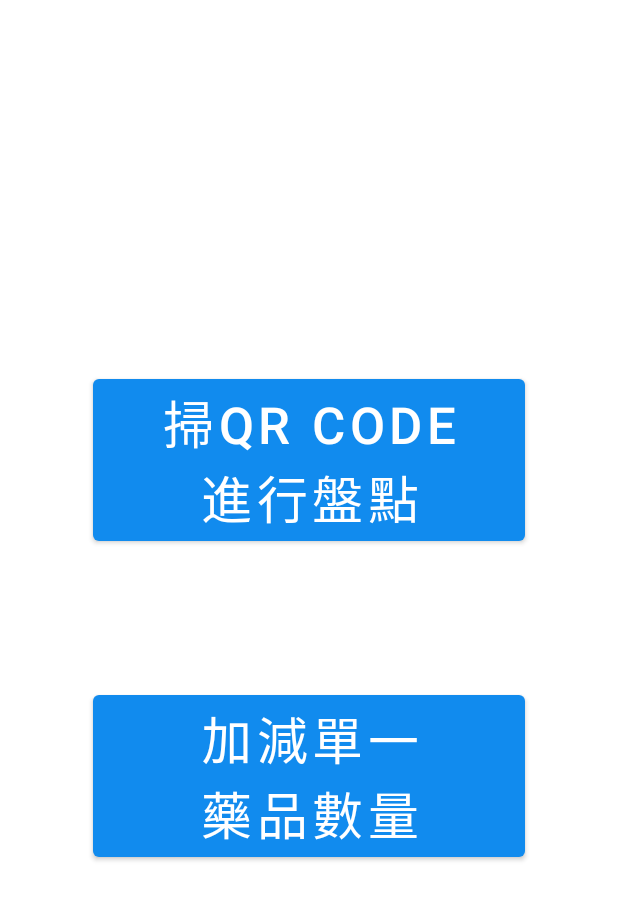
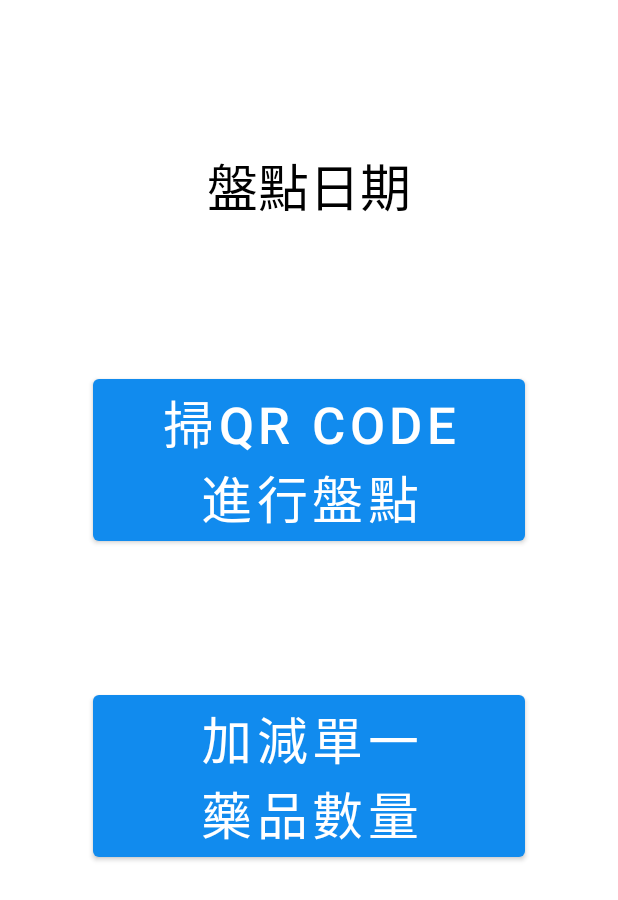
Before and after one commit to ykwei1127/invAPP-app, an Android app: the layout fragment_home_page.xml on its own in the app's theme, with its tools: preview values and no code run, on a phone screen of 412 x 824 dp. Shown: the top 900 px of the screen. Run offline under Robolectric (Android 15) with nearby library versions, the phone set to English and light mode, and no system bars; Roboto replaces fonts that are not available here.

Commit message:
完成app確認最新一天的盤點，有沒有展開

```diff
--- a/app/src/main/res/layout/fragment_home_page.xml
+++ b/app/src/main/res/layout/fragment_home_page.xml
@@ -46,4 +46,16 @@
         app:layout_constraintTop_toTopOf="parent"
         app:layout_constraintVertical_bias="0.65" />
 
+    <TextView
+        android:id="@+id/textView_date"
+        android:layout_width="wrap_content"
+        android:layout_height="wrap_content"
+        android:text="盤點日期"
+        android:textColor="#000000"
+        android:textSize="34sp"
+        app:layout_constraintBottom_toTopOf="@+id/button_qrcode"
+        app:layout_constraintEnd_toStartOf="@+id/guideline5"
+        app:layout_constraintStart_toStartOf="@+id/guideline4"
+        app:layout_constraintTop_toTopOf="parent" />
+
 </androidx.constraintlayout.widget.ConstraintLayout>
```
Also changed, not shown: app/src/main/java/com/example/invapp/home/HomePage.kt (+7 -1 lines), app/src/main/java/com/example/invapp/home/NoEventPage.kt (added, +23 -0 lines), app/src/main/java/com/example/invapp/login/LoginPage.kt (+31 -3 lines), app/src/main/res/layout/fragment_no_event_page.xml (added, +21 -0 lines), app/src/main/res/navigation/nav_graph.xml (+12 -0 lines).
